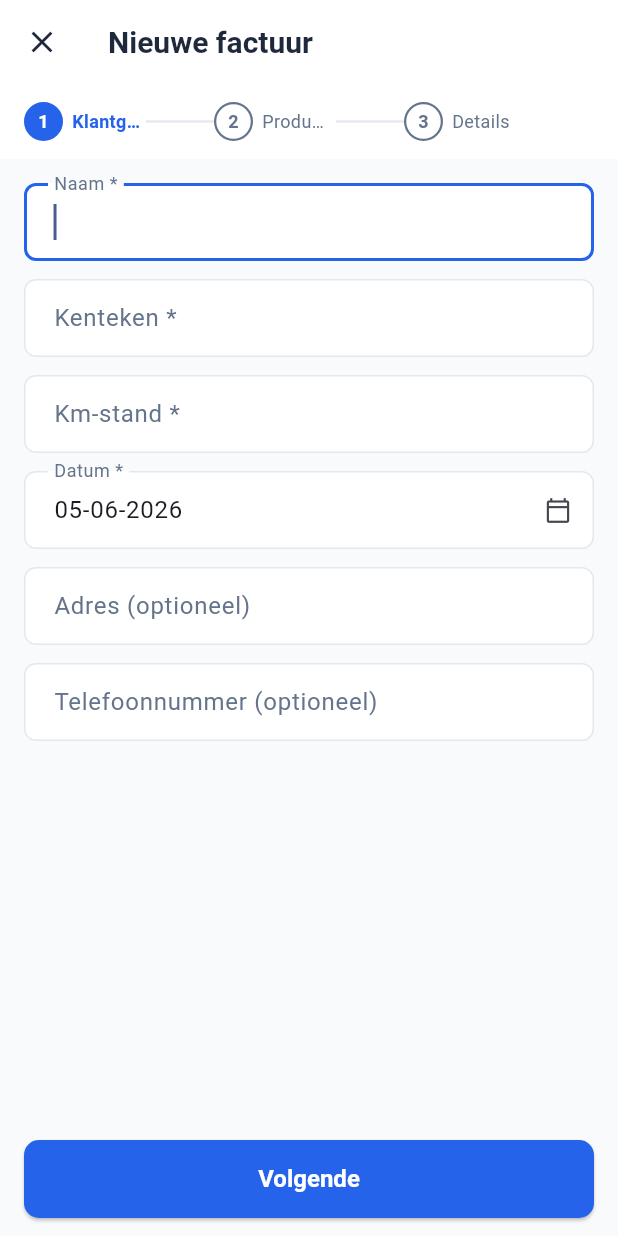
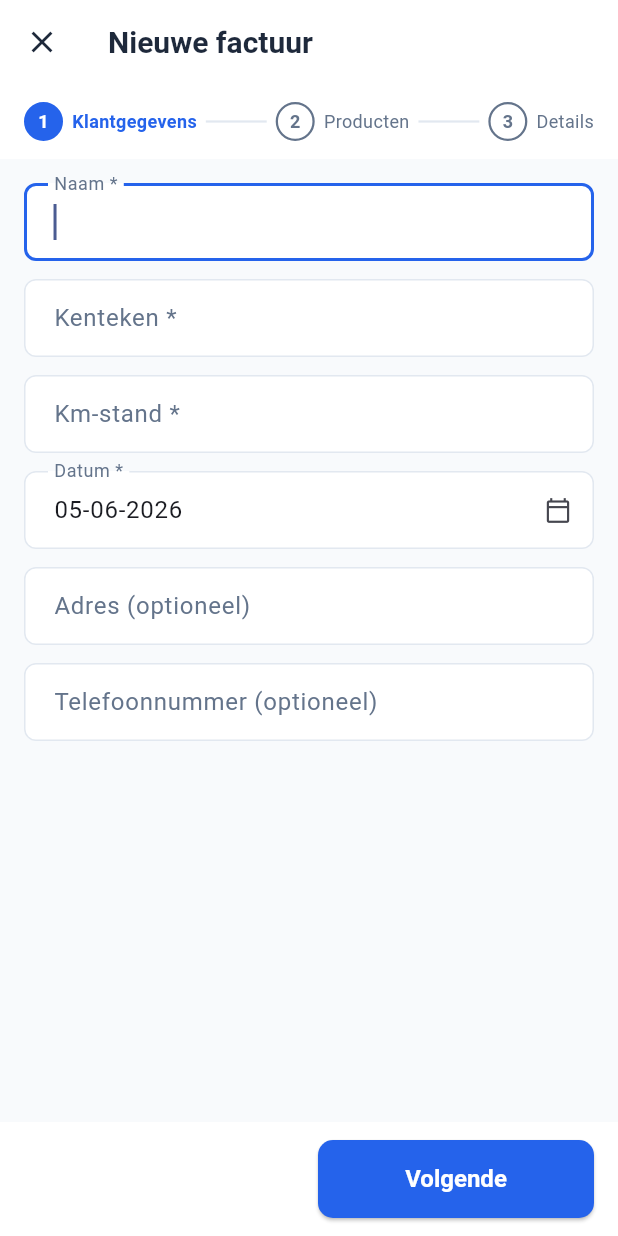
Before and after one commit to kieran20022/invoice-app, a Flutter app: the CreateInvoiceScreen screen opened directly, on a phone screen of 412 x 824 dp. Run offline on Flutter 3.47's test engine with Material 3 defaults, Android fonts, the phone set to English and light mode, and no system bars; our stand-ins replace cloud_firestore, firebase_auth, firebase_core, firebase_storage, flutter_dotenv, google_sign_in and 4 more; missing offline and left inert: flutter_email_sender; accounts and stored records are empty; network calls fail.

Commit message:
Refactor invoice creation UI and layout
Add .gitignore entry for *.hprof and update Android problems report. Refactor invoices/create_invoice_screen.dart: wrap scroll content to full width, rebuild bottom navigation as a Material+SafeArea row with proper disabled states when saving, simplify Details step action button, and rework the step header to render connector lines between step chips. Also normalize widget formatting and fix post-frame focus callbacks in client/item forms.

```diff
--- a/invoices/lib/screens/invoices/create_invoice_screen.dart
+++ b/invoices/lib/screens/invoices/create_invoice_screen.dart
@@ -166,7 +166,10 @@ class _CreateInvoiceScreenState extends State<CreateInvoiceScreen> {
           Expanded(
             child: SingleChildScrollView(
               padding: const EdgeInsets.fromLTRB(16, 16, 16, 0),
+              child: SizedBox(
+                width: double.infinity,
                 child: _buildStepContent(),
+              ),
             ),
           ),
           _buildNavBar(),
@@ -210,40 +213,37 @@ class _CreateInvoiceScreenState extends State<CreateInvoiceScreen> {
   }
 
   Widget _buildNavBar() {
-    // On step 2 the continue button lives inside _DetailsStep itself,
-    // so the nav bar only shows the back button.
-    if (_step == 2) {
-      return Padding(
-        padding: const EdgeInsets.fromLTRB(16, 12, 16, 12),
-        child: Align(
-          alignment: Alignment.centerLeft,
-          child: OutlinedButton(
-            onPressed: () => setState(() => _step--),
-            child: const Text('Terug'),
-          ),
-        ),
-      );
-    }
-
-    return Padding(
+    return Material(
+      color: Colors.white,
+      elevation: 0,
+      child: SafeArea(
+        top: false,
+        child: Padding(
           padding: const EdgeInsets.fromLTRB(16, 12, 16, 12),
           child: Row(
             children: [
-          if (_step > 0)
-            OutlinedButton(
-              onPressed: () => setState(() => _step--),
+              Expanded(
+                child: _step > 0
+                    ? OutlinedButton(
+                        onPressed: _saving
+                            ? null
+                            : () => setState(() => _step--),
                         child: const Text('Terug'),
+                      )
+                    : const SizedBox(height: 48),
               ),
+              const SizedBox(width: 12),
               Expanded(
-            child: Align(
-              alignment: Alignment.centerRight,
-              child: ElevatedButton(
+                child: _step < 2
+                    ? ElevatedButton(
                         onPressed: _saving ? null : _next,
                         child: const Text('Volgende'),
+                      )
+                    : const SizedBox(height: 48),
+              ),
+            ],
           ),
         ),
-          ),
-        ],
       ),
     );
   }
@@ -268,14 +268,28 @@ class _StepHeader extends StatelessWidget {
       color: Colors.white,
       padding: const EdgeInsets.symmetric(horizontal: 16, vertical: 12),
       child: Row(
-        children: List.generate(labels.length, (i) {
+        children: List.generate(labels.length * 2 - 1, (index) {
+          // Even indices = step chip, odd indices = connector line
+          if (index.isOdd) {
+            final i = index ~/ 2;
+            return Expanded(
+              child: Container(
+                height: 1.5,
+                margin: const EdgeInsets.symmetric(horizontal: 6),
+                color: i < current ? AppTheme.primary : AppTheme.border,
+              ),
+            );
+          }
+
+          final i = index ~/ 2;
           final done = i < current;
           final active = i == current;
-          return Expanded(
-            child: GestureDetector(
+
+          return GestureDetector(
             onTap: () => onTap(i),
             behavior: HitTestBehavior.opaque,
             child: Row(
+              mainAxisSize: MainAxisSize.min,
               children: [
                 Container(
                   width: 26,
@@ -294,11 +308,7 @@ class _StepHeader extends StatelessWidget {
                   ),
                   child: Center(
                     child: done
-                          ? const Icon(
-                              Icons.check,
-                              size: 14,
-                              color: Colors.white,
-                            )
+                        ? const Icon(Icons.check, size: 14, color: Colors.white)
                         : Text(
                             '${i + 1}',
                             style: TextStyle(
@@ -312,15 +322,12 @@ class _StepHeader extends StatelessWidget {
                   ),
                 ),
                 const SizedBox(width: 6),
-                  Flexible(
-                    child: Text(
+                Text(
                   labels[i],
                   overflow: TextOverflow.ellipsis,
                   style: TextStyle(
                     fontSize: 12,
-                        fontWeight: active
-                            ? FontWeight.w700
-                            : FontWeight.normal,
+                    fontWeight: active ? FontWeight.w700 : FontWeight.normal,
                     color: active
                         ? AppTheme.primary
                         : done
@@ -328,18 +335,7 @@ class _StepHeader extends StatelessWidget {
                         : AppTheme.textSecondary,
                   ),
                 ),
-                  ),
-                  if (i < labels.length - 1) ...[
-                    const SizedBox(width: 4),
-                    Expanded(
-                      child: Container(
-                        height: 1.5,
-                        color: i < current ? AppTheme.primary : AppTheme.border,
-                      ),
-                    ),
               ],
-                ],
-              ),
             ),
           );
         }),
@@ -387,9 +383,9 @@ class _ClientStepState extends State<_ClientStep> {
   @override
   void initState() {
     super.initState();
-    WidgetsBinding.instance.addPostFrameCallback(
-      (_) { if (mounted) _naamFocus.requestFocus(); },
-    );
+    WidgetsBinding.instance.addPostFrameCallback((_) {
+      if (mounted) _naamFocus.requestFocus();
+    });
   }
 
   @override
@@ -408,21 +404,30 @@ class _ClientStepState extends State<_ClientStep> {
       key: widget.formKey,
       child: Column(
         children: [
-          _tf(widget.naam, 'Naam *',
+          _tf(
+            widget.naam,
+            'Naam *',
             required: true,
             focusNode: _naamFocus,
-              nextFocus: _kenterkenFocus),
+            nextFocus: _kenterkenFocus,
+          ),
           const SizedBox(height: 12),
-          _tf(widget.kenteken, 'Kenteken *',
+          _tf(
+            widget.kenteken,
+            'Kenteken *',
             required: true,
             focusNode: _kenterkenFocus,
-              nextFocus: _kmstandFocus),
+            nextFocus: _kmstandFocus,
+          ),
           const SizedBox(height: 12),
-          _tf(widget.kmstand, 'Km-stand *',
+          _tf(
+            widget.kmstand,
+            'Km-stand *',
             required: true,
             type: TextInputType.number,
             focusNode: _kmstandFocus,
-              nextFocus: _adresFocus),
+            nextFocus: _adresFocus,
+          ),
           const SizedBox(height: 12),
           GestureDetector(
             onTap: () async {
@@ -447,13 +452,19 @@ class _ClientStepState extends State<_ClientStep> {
             ),
           ),
           const SizedBox(height: 12),
-          _tf(widget.adres, 'Adres (optioneel)',
+          _tf(
+            widget.adres,
+            'Adres (optioneel)',
             focusNode: _adresFocus,
-              nextFocus: _telefoonnummerFocus),
+            nextFocus: _telefoonnummerFocus,
+          ),
           const SizedBox(height: 12),
-          _tf(widget.telefoonnummer, 'Telefoonnummer (optioneel)',
+          _tf(
+            widget.telefoonnummer,
+            'Telefoonnummer (optioneel)',
             type: TextInputType.phone,
-              focusNode: _telefoonnummerFocus),
+            focusNode: _telefoonnummerFocus,
+          ),
         ],
       ),
     );
@@ -470,10 +481,10 @@ class _ClientStepState extends State<_ClientStep> {
     controller: c,
     keyboardType: type,
     focusNode: focusNode,
-    textInputAction:
-        nextFocus != null ? TextInputAction.next : TextInputAction.done,
-    onFieldSubmitted:
-        nextFocus != null
+    textInputAction: nextFocus != null
+        ? TextInputAction.next
+        : TextInputAction.done,
+    onFieldSubmitted: nextFocus != null
         ? (_) => FocusScope.of(context).requestFocus(nextFocus)
         : null,
     decoration: InputDecoration(labelText: label),
@@ -871,9 +882,9 @@ class _ItemFormSheetState extends State<_ItemFormSheet> {
     _prijs = TextEditingController(
       text: widget.item?.prijsExBtw.toStringAsFixed(2) ?? '',
     );
-    WidgetsBinding.instance.addPostFrameCallback(
-      (_) { if (mounted) _omschrijvingFocus.requestFocus(); },
-    );
+    WidgetsBinding.instance.addPostFrameCallback((_) {
+      if (mounted) _omschrijvingFocus.requestFocus();
+    });
   }
 
   @override
@@ -1079,9 +1090,7 @@ class _DetailsStep extends StatelessWidget {
           maxLines: 4,
         ),
         const SizedBox(height: 24),
-        SizedBox(
-          width: double.infinity,
-          child: ElevatedButton.icon(
+        ElevatedButton.icon(
           onPressed: saving ? null : onSubmit,
           icon: saving
               ? const SizedBox(
@@ -1095,7 +1104,6 @@ class _DetailsStep extends StatelessWidget {
               : const Icon(Icons.visibility_outlined, size: 18),
           label: Text(saving ? 'Bezig...' : 'Factuur bekijken'),
         ),
-        ),
         const SizedBox(height: 8),
       ],
     );
```
Also changed, not shown: 2 other files. Lines whose indentation alone changed are shown as unchanged.
